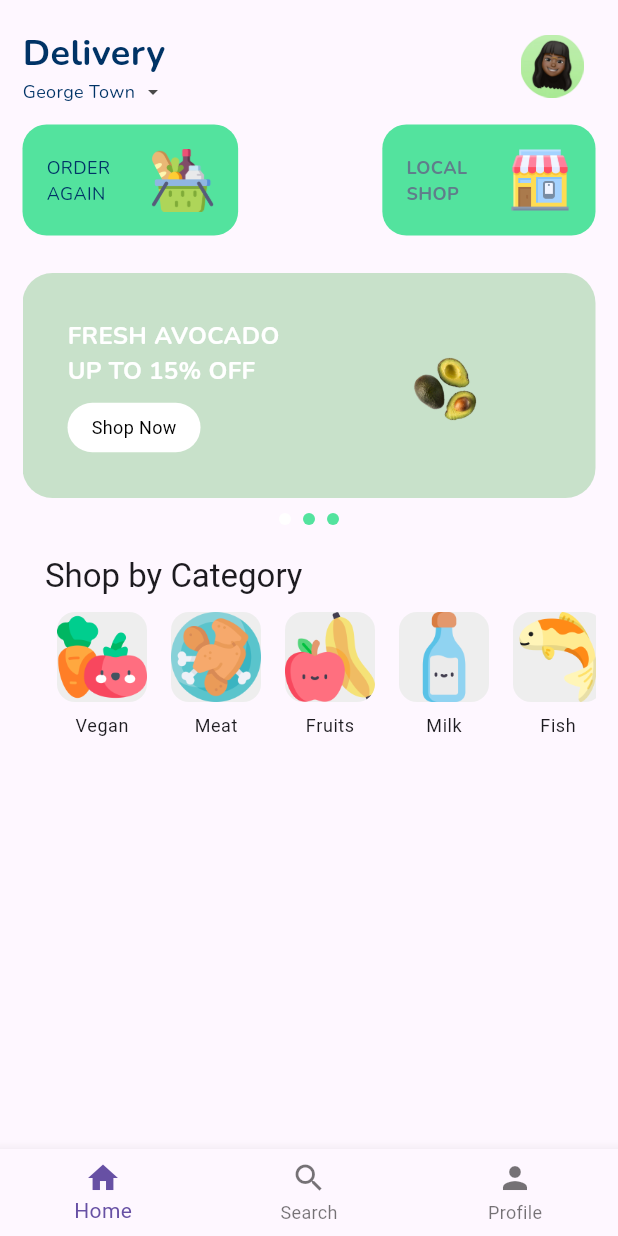
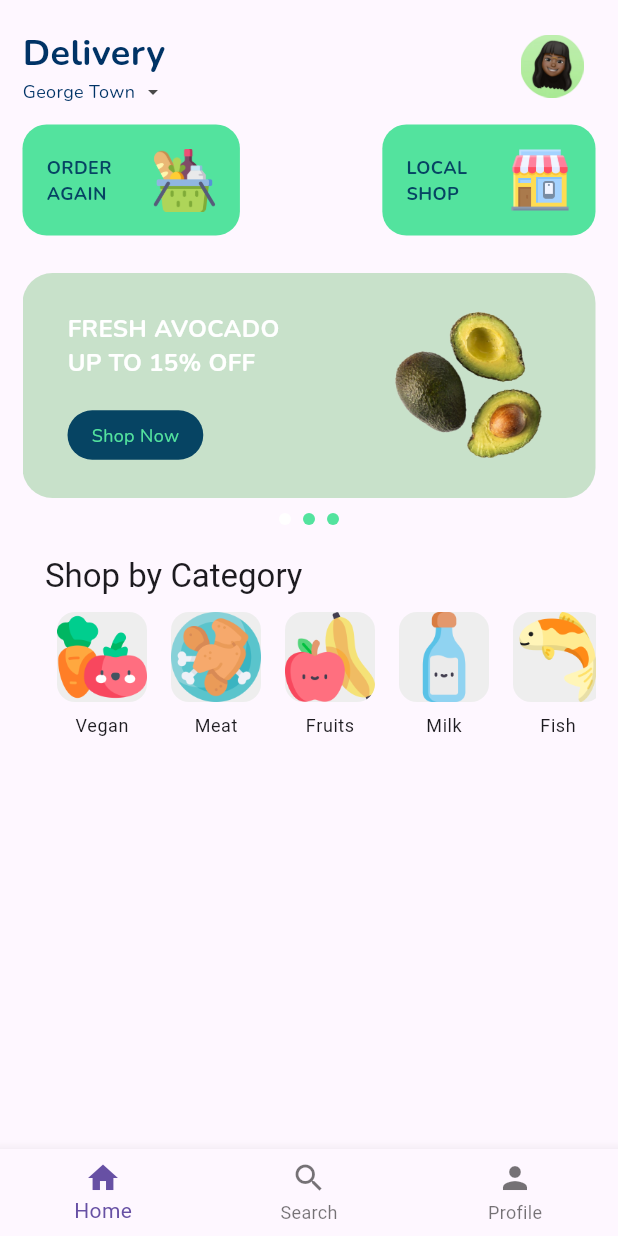
Before and after one commit to maoaktree/sample_app, a Flutter app: the screen it shows after launch, on a phone screen of 412 x 824 dp. Run offline on Flutter 3.47's test engine with Material 3 defaults, Android fonts, the phone set to English and light mode, and no system bars; drawn by our look-alikes of carousel_slider; our stand-ins replace google_fonts.

Commit message:
Configured image dimensions and font sizes in initial_cards, promo_banner, and button files.

```diff
--- a/lib/homePage/components/initial_cards.dart
+++ b/lib/homePage/components/initial_cards.dart
@@ -27,8 +27,11 @@ class InitialCards extends StatelessWidget {
                     children: [
                       Text(
                         'ORDER \nAGAIN',
-                        style: AppTextStyles.headerSubtitle,
-                      ),
+                        style: GoogleFonts.nunito(
+                            color: const Color.fromARGB(255, 6, 68, 99),
+                            fontSize: 12,
+                            fontWeight: FontWeight.bold),
+                      )
                     ],
                   ),
                   const SizedBox(width: 24),
@@ -61,7 +64,7 @@ class InitialCards extends StatelessWidget {
                       Text(
                         'LOCAL \nSHOP',
                         style: GoogleFonts.nunito(
-                            color: Colors.blueGrey,
+                            color: const Color.fromARGB(255, 6, 68, 99),
                             fontSize: 12,
                             fontWeight: FontWeight.bold),
                       )
--- a/lib/homePage/components/promo_banner.dart
+++ b/lib/homePage/components/promo_banner.dart
@@ -37,14 +37,17 @@ class _PromoBannerState extends State<PromoBanner> {
             _buildBanner(
               backgroundColor: Colors.green.withOpacity(0.3),
               title: 'FRESH AVOCADO \nUP TO 15% OFF',
+              imagePath: 'lib/images/avocado.png',
             ),
             _buildBanner(
               backgroundColor: Colors.orange.withOpacity(0.3),
               title: 'SUMMER SALE: \n20% OFF ALL ITEMS',
+              imagePath: 'lib/images/orange2.png',
             ),
             _buildBanner(
               backgroundColor: Colors.blue.withOpacity(0.3),
               title: 'NEW ARRIVALS: \n10% OFF',
+              imagePath: 'lib/images/blueberry.png',
             ),
           ],
         ),
@@ -57,7 +60,11 @@ class _PromoBannerState extends State<PromoBanner> {
     );
   }
 
-  Widget _buildBanner({required Color backgroundColor, required String title}) {
+  Widget _buildBanner({
+    required Color backgroundColor,
+    required String title,
+    required String imagePath,
+  }) {
     return Container(
       decoration: BoxDecoration(
         color: backgroundColor,
@@ -80,11 +87,11 @@ class _PromoBannerState extends State<PromoBanner> {
                 ),
                 textAlign: TextAlign.left,
               ),
-              const SizedBox(height: 10),
+              const SizedBox(height: 20),
               MyButton(
                 text: "Shop Now",
-                buttonColor: Colors.white,
-                textColor: Colors.black,
+                buttonColor: const Color.fromARGB(255, 6, 68, 99),
+                textColor: const Color.fromRGBO(83, 227, 158, 1),
                 fontSize: 12,
                 padding:
                     const EdgeInsets.symmetric(vertical: 8, horizontal: 16),
@@ -95,10 +102,10 @@ class _PromoBannerState extends State<PromoBanner> {
             ],
           ),
           SizedBox(
-            width: 100,
+            height: 180,
             child: Image.asset(
-              'lib/images/avocado.png',
-              fit: BoxFit.contain,
+              imagePath,
+              fit: BoxFit.cover,
             ),
           ),
         ],
--- a/lib/util/button.dart
+++ b/lib/util/button.dart
@@ -1,4 +1,5 @@
 import 'package:flutter/material.dart';
+import 'package:google_fonts/google_fonts.dart';
 
 class MyButton extends StatelessWidget {
   final String text;
@@ -6,6 +7,8 @@ class MyButton extends StatelessWidget {
   final Color buttonColor;
   final Color textColor;
   final double fontSize;
+  final String fontFamily;
+
   final EdgeInsetsGeometry padding;
 
   const MyButton({
@@ -15,6 +18,7 @@ class MyButton extends StatelessWidget {
     required this.buttonColor,
     this.textColor = Colors.blueGrey,
     this.fontSize = 16.0,
+    this.fontFamily = 'Nunito',
     this.padding = const EdgeInsets.all(20),
   });
 
@@ -34,7 +38,8 @@ class MyButton extends StatelessWidget {
             // text
             Text(
               text,
-              style: TextStyle(color: textColor, fontSize: fontSize),
+              style: GoogleFonts.getFont(fontFamily,
+                  color: textColor, fontSize: fontSize),
             ),
           ],
         ),
```
Also changed, not shown: lib/images/avocado.png, lib/images/blueberry.png (added), lib/images/orange2.png.
